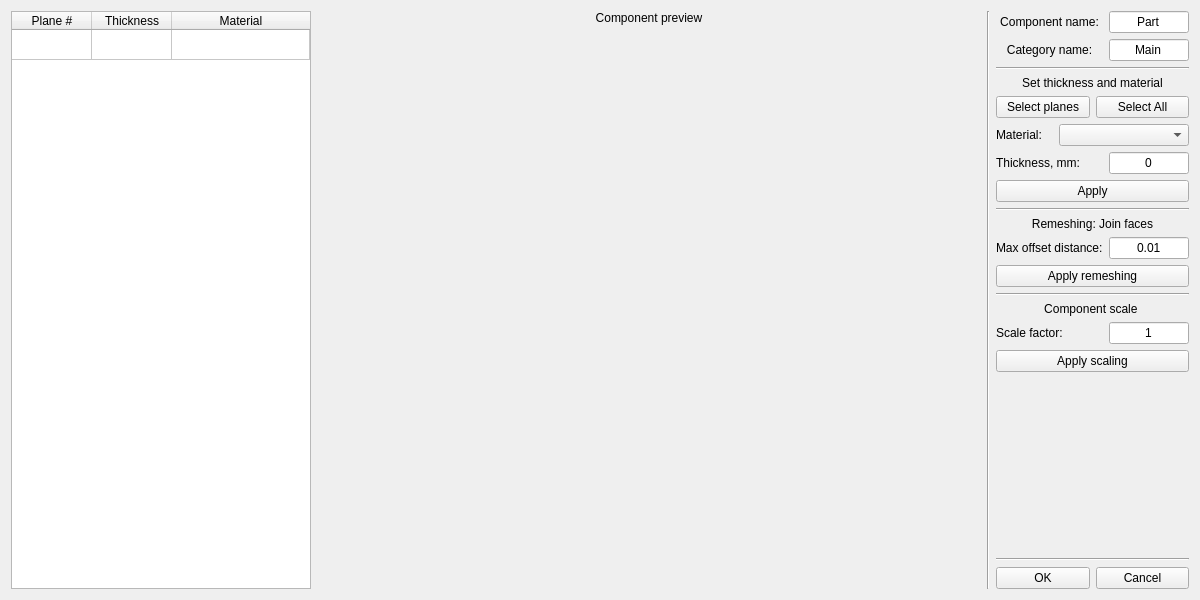
Qt form UI/addcomp.ui (bakeryproducts/ConstructorM4) before a commit.
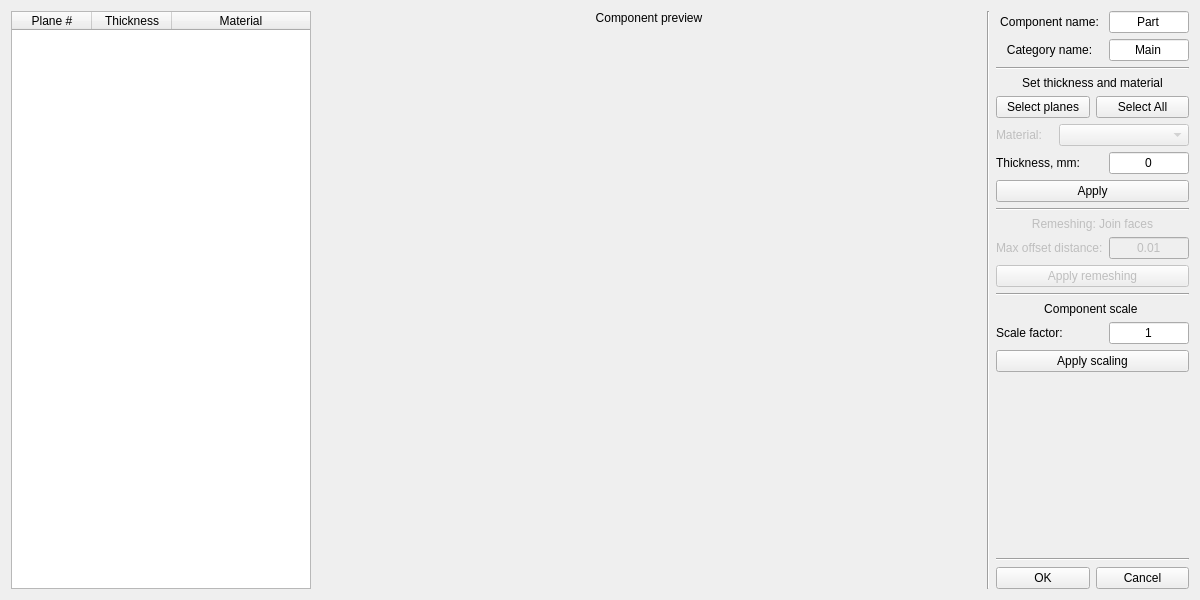
The same form after that commit. Icons and pictures are not drawn.

```diff
--- a/UI/addcomp.ui
+++ b/UI/addcomp.ui
@@ -43,6 +43,9 @@
      <property name="showGrid">
       <bool>true</bool>
      </property>
+     <property name="rowCount">
+      <number>0</number>
+     </property>
      <attribute name="horizontalHeaderVisible">
       <bool>true</bool>
      </attribute>
@@ -67,17 +70,12 @@
      <attribute name="verticalHeaderVisible">
       <bool>false</bool>
      </attribute>
-     <row>
-      <property name="text">
-       <string/>
-      </property>
-     </row>
      <column>
       <property name="text">
        <string>Plane #</string>
       </property>
       <property name="textAlignment">
-       <set>AlignHCenter|AlignVCenter|AlignCenter</set>
+       <set>AlignCenter</set>
       </property>
      </column>
      <column>
@@ -85,7 +83,7 @@
        <string>Thickness</string>
       </property>
       <property name="textAlignment">
-       <set>AlignHCenter|AlignVCenter|AlignCenter</set>
+       <set>AlignCenter</set>
       </property>
      </column>
      <column>
@@ -93,25 +91,9 @@
        <string>Material</string>
       </property>
       <property name="textAlignment">
-       <set>AlignHCenter|AlignVCenter|AlignCenter</set>
+       <set>AlignCenter</set>
       </property>
      </column>
-     <item row="0" column="0">
-      <property name="text">
-       <string/>
-      </property>
-      <property name="textAlignment">
-       <set>AlignHCenter|AlignVCenter|AlignCenter</set>
-      </property>
-     </item>
-     <item row="0" column="1">
-      <property name="text">
-       <string/>
-      </property>
-      <property name="textAlignment">
-       <set>AlignHCenter|AlignVCenter|AlignCenter</set>
-      </property>
-     </item>
     </widget>
    </item>
    <item>
@@ -276,6 +258,9 @@
       <layout class="QHBoxLayout" name="lay_material">
        <item>
         <widget class="QLabel" name="lbl_material">
+         <property name="enabled">
+          <bool>false</bool>
+         </property>
          <property name="sizePolicy">
           <sizepolicy hsizetype="Minimum" vsizetype="Preferred">
            <horstretch>0</horstretch>
@@ -289,6 +274,9 @@
        </item>
        <item>
         <widget class="QComboBox" name="cmb_material">
+         <property name="enabled">
+          <bool>false</bool>
+         </property>
          <property name="sizePolicy">
           <sizepolicy hsizetype="Preferred" vsizetype="Fixed">
            <horstretch>0</horstretch>
@@ -360,6 +348,9 @@
      </item>
      <item>
       <widget class="QLabel" name="label_2">
+       <property name="enabled">
+        <bool>false</bool>
+       </property>
        <property name="text">
         <string>Remeshing: Join faces</string>
        </property>
@@ -372,6 +363,9 @@
       <layout class="QHBoxLayout" name="horizontalLayout_2">
        <item>
         <widget class="QLabel" name="label">
+         <property name="enabled">
+          <bool>false</bool>
+         </property>
          <property name="text">
           <string>Max offset distance:</string>
          </property>
@@ -379,6 +373,9 @@
        </item>
        <item>
         <widget class="QLineEdit" name="ln_remesh">
+         <property name="enabled">
+          <bool>false</bool>
+         </property>
          <property name="sizePolicy">
           <sizepolicy hsizetype="Minimum" vsizetype="Fixed">
            <horstretch>0</horstretch>
@@ -405,6 +402,9 @@
       <layout class="QHBoxLayout" name="horizontalLayout_3">
        <item>
         <widget class="QPushButton" name="btn_remesh">
+         <property name="enabled">
+          <bool>false</bool>
+         </property>
          <property name="text">
           <string>Apply remeshing</string>
          </property>
```
Left out of the diff: 11 changed lines with no effect on the pictures.
